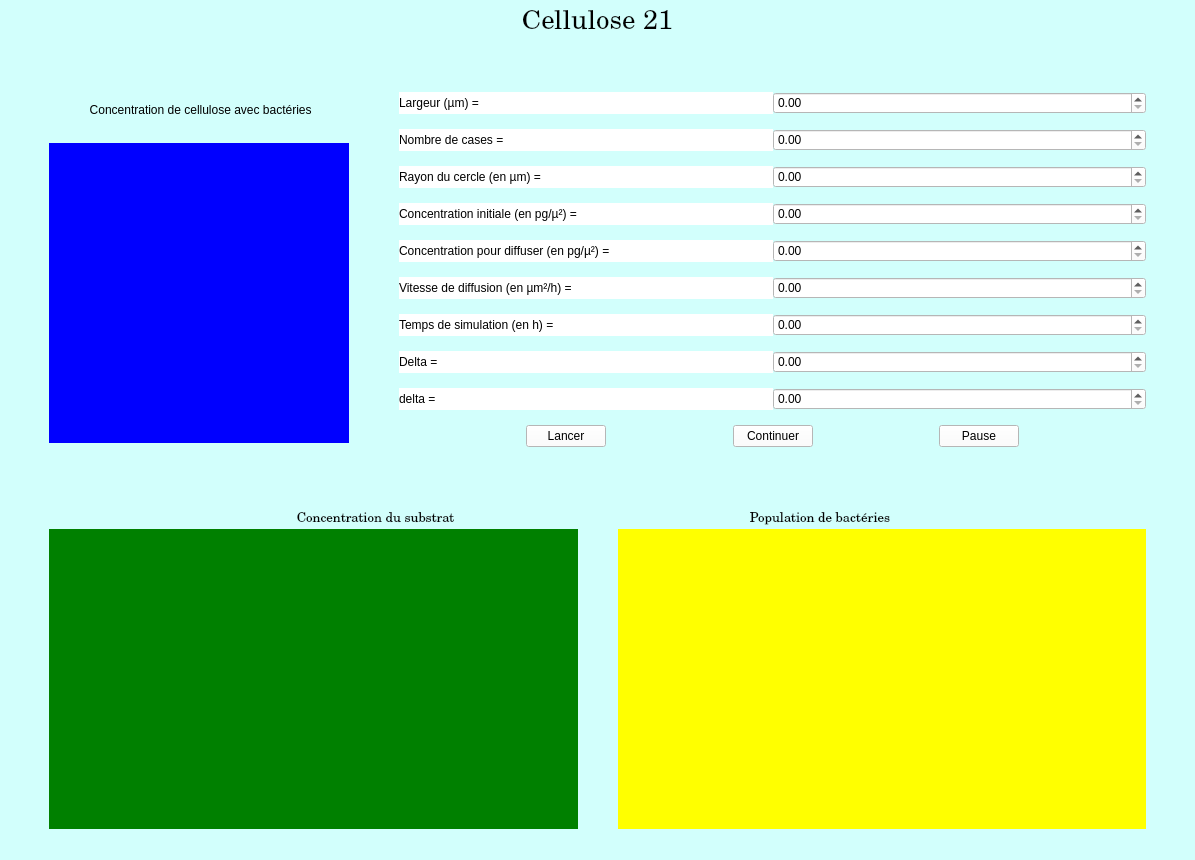
enzo-viguier/Cellulose-21, file Application/src/Ui_Simulation.ui: the form before one commit.
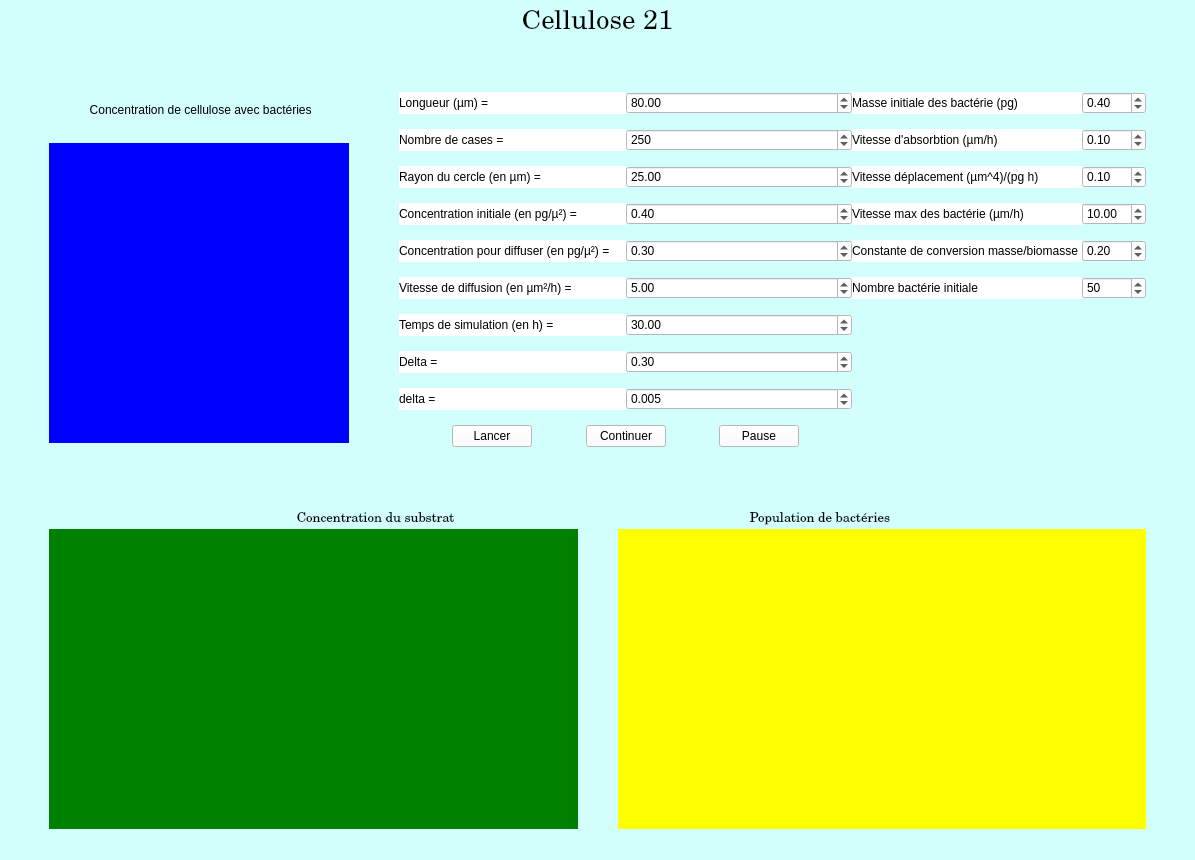
The form after the commit. Custom widgets are drawn as their Qt base class.

Commit message: Changement de l'interface

What changed in the file:
```diff
--- a/Application/src/Ui_Simulation.ui
+++ b/Application/src/Ui_Simulation.ui
@@ -207,6 +207,17 @@
           </item>
           <item>
            <layout class="QGridLayout" name="gridLayout_donnees">
+            <item row="0" column="1">
+             <widget class="QLabel" name="label_2">
+              <property name="styleSheet">
+               <string notr="true">background-color: white;
+font: 75 10pt &quot;Century Schoolbook L&quot;;</string>
+              </property>
+              <property name="text">
+               <string>Masse initiale des bactérie (pg)</string>
+              </property>
+             </widget>
+            </item>
             <item row="4" column="0">
              <layout class="QHBoxLayout" name="donnees_5">
               <item>
@@ -226,9 +237,15 @@
                  <string notr="true">background-color: white;
 font: 75 10pt &quot;Century Schoolbook L&quot;;</string>
                 </property>
+                <property name="maximum">
+                 <double>999.000000000000000</double>
+                </property>
                 <property name="singleStep">
                  <double>0.010000000000000</double>
                 </property>
+                <property name="value">
+                 <double>0.300000000000000</double>
+                </property>
                </widget>
               </item>
              </layout>
@@ -247,13 +264,16 @@
                </widget>
               </item>
               <item>
-               <widget class="QDoubleSpinBox" name="nbCasesVal">
+               <widget class="QSpinBox" name="spinBox_2">
                 <property name="styleSheet">
                  <string notr="true">background-color: white;
 font: 75 10pt &quot;Century Schoolbook L&quot;;</string>
                 </property>
-                <property name="singleStep">
-                 <double>0.010000000000000</double>
+                <property name="maximum">
+                 <number>999</number>
+                </property>
+                <property name="value">
+                 <number>250</number>
                 </property>
                </widget>
               </item>
@@ -278,9 +298,15 @@
                  <string notr="true">background-color: white;
 font: 75 10pt &quot;Century Schoolbook L&quot;;</string>
                 </property>
+                <property name="maximum">
+                 <double>999.000000000000000</double>
+                </property>
                 <property name="singleStep">
                  <double>0.010000000000000</double>
                 </property>
+                <property name="value">
+                 <double>0.400000000000000</double>
+                </property>
                </widget>
               </item>
              </layout>
@@ -304,9 +330,15 @@
                  <string notr="true">background-color: white;
 font: 75 10pt &quot;Century Schoolbook L&quot;;</string>
                 </property>
+                <property name="maximum">
+                 <double>999.000000000000000</double>
+                </property>
                 <property name="singleStep">
                  <double>0.010000000000000</double>
                 </property>
+                <property name="value">
+                 <double>30.000000000000000</double>
+                </property>
                </widget>
               </item>
              </layout>
@@ -330,9 +362,15 @@
                  <string notr="true">background-color: white;
 font: 75 10pt &quot;Century Schoolbook L&quot;;</string>
                 </property>
+                <property name="maximum">
+                 <double>999.000000000000000</double>
+                </property>
                 <property name="singleStep">
                  <double>0.010000000000000</double>
                 </property>
+                <property name="value">
+                 <double>5.000000000000000</double>
+                </property>
                </widget>
               </item>
              </layout>
@@ -346,7 +384,7 @@
 font: 75 10pt &quot;Century Schoolbook L&quot;;</string>
                 </property>
                 <property name="text">
-                 <string>Largeur (µm) = </string>
+                 <string>Longueur (µm) = </string>
                 </property>
                </widget>
               </item>
@@ -356,11 +394,14 @@
                  <string notr="true">background-color: white;
 font: 75 10pt &quot;Century Schoolbook L&quot;;</string>
                 </property>
+                <property name="maximum">
+                 <double>999.000000000000000</double>
+                </property>
                 <property name="singleStep">
                  <double>0.010000000000000</double>
                 </property>
                 <property name="value">
-                 <double>0.000000000000000</double>
+                 <double>80.000000000000000</double>
                 </property>
                </widget>
               </item>
@@ -385,9 +426,15 @@
                  <string notr="true">background-color: white;
 font: 75 10pt &quot;Century Schoolbook L&quot;;</string>
                 </property>
+                <property name="maximum">
+                 <double>999.000000000000000</double>
+                </property>
                 <property name="singleStep">
                  <double>0.010000000000000</double>
                 </property>
+                <property name="value">
+                 <double>25.000000000000000</double>
+                </property>
                </widget>
               </item>
              </layout>
@@ -411,9 +458,18 @@
                  <string notr="true">background-color: white;
 font: 75 10pt &quot;Century Schoolbook L&quot;;</string>
                 </property>
+                <property name="decimals">
+                 <number>2</number>
+                </property>
+                <property name="maximum">
+                 <double>999.000000000000000</double>
+                </property>
                 <property name="singleStep">
                  <double>0.010000000000000</double>
                 </property>
+                <property name="value">
+                 <double>0.300000000000000</double>
+                </property>
                </widget>
               </item>
              </layout>
@@ -539,13 +595,176 @@
 font: 75 10pt &quot;Century Schoolbook L&quot;;
 </string>
                 </property>
+                <property name="decimals">
+                 <number>3</number>
+                </property>
+                <property name="maximum">
+                 <double>999.000000000000000</double>
+                </property>
                 <property name="singleStep">
                  <double>0.010000000000000</double>
                 </property>
+                <property name="value">
+                 <double>0.005000000000000</double>
+                </property>
                </widget>
               </item>
              </layout>
             </item>
+            <item row="0" column="2">
+             <widget class="QDoubleSpinBox" name="doubleSpinBox">
+              <property name="styleSheet">
+               <string notr="true">background-color: white;
+font: 75 10pt &quot;Century Schoolbook L&quot;;</string>
+              </property>
+              <property name="maximum">
+               <double>999.000000000000000</double>
+              </property>
+              <property name="singleStep">
+               <double>0.100000000000000</double>
+              </property>
+              <property name="value">
+               <double>0.400000000000000</double>
+              </property>
+             </widget>
+            </item>
+            <item row="1" column="2">
+             <widget class="QDoubleSpinBox" name="doubleSpinBox_2">
+              <property name="styleSheet">
+               <string notr="true">background-color: white;
+font: 75 10pt &quot;Century Schoolbook L&quot;;</string>
+              </property>
+              <property name="maximum">
+               <double>999.000000000000000</double>
+              </property>
+              <property name="singleStep">
+               <double>0.100000000000000</double>
+              </property>
+              <property name="value">
+               <double>0.100000000000000</double>
+              </property>
+             </widget>
+            </item>
+            <item row="2" column="2">
+             <widget class="QDoubleSpinBox" name="doubleSpinBox_3">
+              <property name="styleSheet">
+               <string notr="true">background-color: white;
+font: 75 10pt &quot;Century Schoolbook L&quot;;</string>
+              </property>
+              <property name="maximum">
+               <double>999.000000000000000</double>
+              </property>
+              <property name="singleStep">
+               <double>0.100000000000000</double>
+              </property>
+              <property name="value">
+               <double>0.100000000000000</double>
+              </property>
+             </widget>
+            </item>
+            <item row="3" column="2">
+             <widget class="QDoubleSpinBox" name="doubleSpinBox_4">
+              <property name="styleSheet">
+               <string notr="true">background-color: white;
+font: 75 10pt &quot;Century Schoolbook L&quot;;</string>
+              </property>
+              <property name="maximum">
+               <double>999.000000000000000</double>
+              </property>
+              <property name="singleStep">
+               <double>0.100000000000000</double>
+              </property>
+              <property name="value">
+               <double>10.000000000000000</double>
+              </property>
+             </widget>
+            </item>
+            <item row="4" column="2">
+             <widget class="QDoubleSpinBox" name="doubleSpinBox_5">
+              <property name="styleSheet">
+               <string notr="true">background-color: white;
+font: 75 10pt &quot;Century Schoolbook L&quot;;</string>
+              </property>
+              <property name="maximum">
+               <double>999.000000000000000</double>
+              </property>
+              <property name="singleStep">
+               <double>0.100000000000000</double>
+              </property>
+              <property name="value">
+               <double>0.200000000000000</double>
+              </property>
+             </widget>
+            </item>
+            <item row="1" column="1">
+             <widget class="QLabel" name="label_3">
+              <property name="styleSheet">
+               <string notr="true">background-color: white;
+font: 75 10pt &quot;Century Schoolbook L&quot;;</string>
+              </property>
+              <property name="text">
+               <string>Vitesse d'absorbtion (µm/h)</string>
+              </property>
+             </widget>
+            </item>
+            <item row="2" column="1">
+             <widget class="QLabel" name="label_4">
+              <property name="styleSheet">
+               <string notr="true">background-color: white;
+font: 75 10pt &quot;Century Schoolbook L&quot;;</string>
+              </property>
+              <property name="text">
+               <string>Vitesse déplacement (µm^4)/(pg h)</string>
+              </property>
+             </widget>
+            </item>
+            <item row="3" column="1">
+             <widget class="QLabel" name="label_5">
+              <property name="styleSheet">
+               <string notr="true">background-color: white;
+font: 75 10pt &quot;Century Schoolbook L&quot;;</string>
+              </property>
+              <property name="text">
+               <string>Vitesse max des bactérie (µm/h)</string>
+              </property>
+             </widget>
+            </item>
+            <item row="5" column="1">
+             <widget class="QLabel" name="label_7">
+              <property name="styleSheet">
+               <string notr="true">background-color: white;
+font: 75 10pt &quot;Century Schoolbook L&quot;;</string>
+              </property>
+              <property name="text">
+               <string>Nombre bactérie initiale</string>
+              </property>
+             </widget>
+            </item>
+            <item row="4" column="1">
+             <widget class="QLabel" name="label_6">
+              <property name="styleSheet">
+               <string notr="true">background-color: white;
+font: 75 10pt &quot;Century Schoolbook L&quot;;</string>
+              </property>
+              <property name="text">
+               <string>Constante de conversion masse/biomasse </string>
+              </property>
+             </widget>
+            </item>
+            <item row="5" column="2">
+             <widget class="QSpinBox" name="spinBox">
+              <property name="styleSheet">
+               <string notr="true">background-color: white;
+font: 75 10pt &quot;Century Schoolbook L&quot;;</string>
+              </property>
+              <property name="maximum">
+               <number>999</number>
+              </property>
+              <property name="value">
+               <number>50</number>
+              </property>
+             </widget>
+            </item>
            </layout>
           </item>
           <item>
```
The commit also changes 1 other file.
